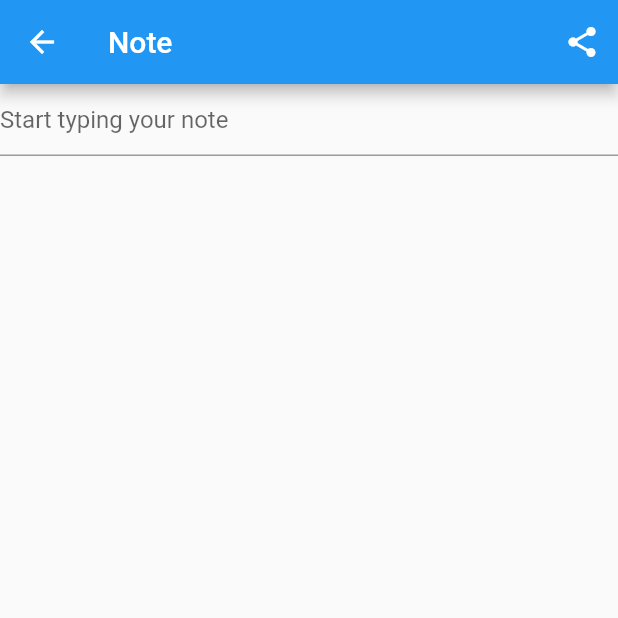
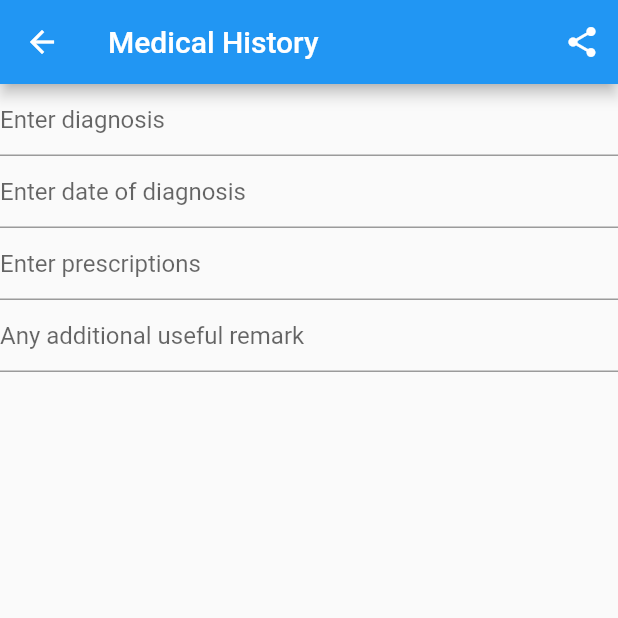
Before and after one commit to Gacha76/Mudra, a Flutter app: the CreateUpdateNoteView screen opened by its route, on a phone screen of 412 x 824 dp, the top half of it. Run offline on Flutter 3.47's test engine with Material 2 defaults, Android fonts, the phone set to English and light mode, and no system bars; our stand-ins replace bloc, cloud_firestore, equatable, firebase_auth, firebase_core, flutter_bloc and 4 more; accounts and stored records are empty; generated files the repository leaves out were written again.

Commit message:
aayushi's part done

```diff
--- a/lib/view/notes/create_update_note_view.dart
+++ b/lib/view/notes/create_update_note_view.dart
@@ -1,4 +1,3 @@
-import 'package:classico/extensions/buildcontext/loc.dart';
 import 'package:classico/utilities/generics/get_arguments.dart';
 import 'package:flutter/material.dart';
 import 'package:classico/services/auth/auth_service.dart';
@@ -92,7 +91,7 @@ class _CreateUpdateNoteViewState extends State<CreateUpdateNoteView> {
   Widget build(BuildContext context) {
     return Scaffold(
       appBar: AppBar(
-        title: Text(context.loc.note),
+        title: const Text('Medical History'),
         actions: [
           IconButton(
             onPressed: () async {
@@ -113,13 +112,41 @@ class _CreateUpdateNoteViewState extends State<CreateUpdateNoteView> {
           switch (snapshot.connectionState) {
             case ConnectionState.done:
               _setupTextControllerListener();
-              return TextField(
-                controller: _textController,
-                keyboardType: TextInputType.multiline,
-                maxLines: null,
-                decoration: InputDecoration(
-                  hintText: context.loc.start_typing_your_note,
-                ),
+              return Column(
+                children: [
+                  TextField(
+                    controller: _textController,
+                    keyboardType: TextInputType.multiline,
+                    maxLines: null,
+                    decoration: const InputDecoration(
+                      hintText: "Enter diagnosis",
+                    ),
+                  ),
+                  TextField(
+                    controller: _textController,
+                    keyboardType: TextInputType.multiline,
+                    maxLines: null,
+                    decoration: const InputDecoration(
+                      hintText: "Enter date of diagnosis",
+                    ),
+                  ),
+                  TextField(
+                    controller: _textController,
+                    keyboardType: TextInputType.multiline,
+                    maxLines: null,
+                    decoration: const InputDecoration(
+                      hintText: "Enter prescriptions",
+                    ),
+                  ),
+                  TextField(
+                    controller: _textController,
+                    keyboardType: TextInputType.multiline,
+                    maxLines: null,
+                    decoration: const InputDecoration(
+                      hintText: "Any additional useful remark",
+                    ),
+                  ),
+                ],
               );
             default:
               return const CircularProgressIndicator();
```
Also changed, not shown: lib/main.dart (+12 -3 lines), lib/view/mainui_view.dart (added, +45 -0 lines), lib/view/maps_view.dart (added, +243 -0 lines), lib/view/notes/notes_view.dart (+14 -3 lines), pubspec.yaml (+14 -1 lines), pubspec.lock, 3 other files.
